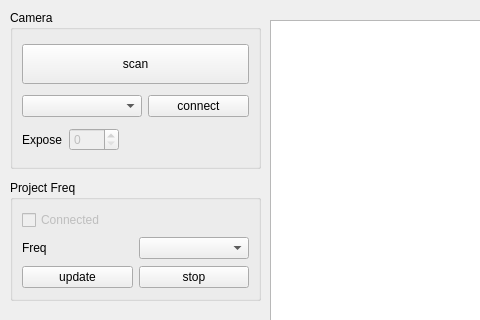
xiaotang2333333/sfdi_cpp, file sfdi-ui/ui/MainWindow.ui: the form before one commit; both pictures show x 0 to 480 and y 0 to 320 of the 800 by 600 pixel window.
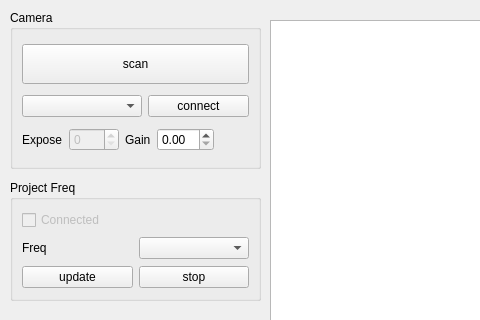
The form after the commit.

Commit message: 添加增益控制

The edit to the form file:
```diff
--- a/sfdi-ui/ui/MainWindow.ui
+++ b/sfdi-ui/ui/MainWindow.ui
@@ -137,6 +137,16 @@
          </property>
         </widget>
        </item>
+       <item>
+        <widget class="QLabel" name="label_CamGain">
+         <property name="text">
+          <string>Gain</string>
+         </property>
+        </widget>
+       </item>
+       <item>
+        <widget class="QDoubleSpinBox" name="doubleSpinBox_CamGain"/>
+       </item>
        <item>
         <spacer name="horizontalSpacer">
          <property name="orientation">
```
